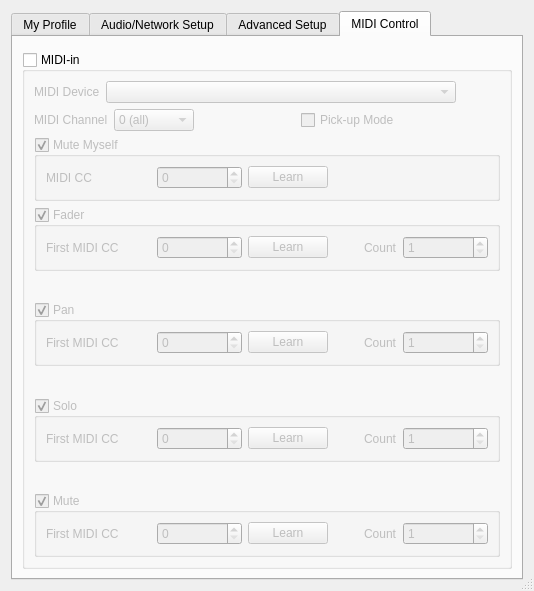
First picture: the form in src/clientsettingsdlgbase.ui, repository ignotus666/jamulus, before the edit.
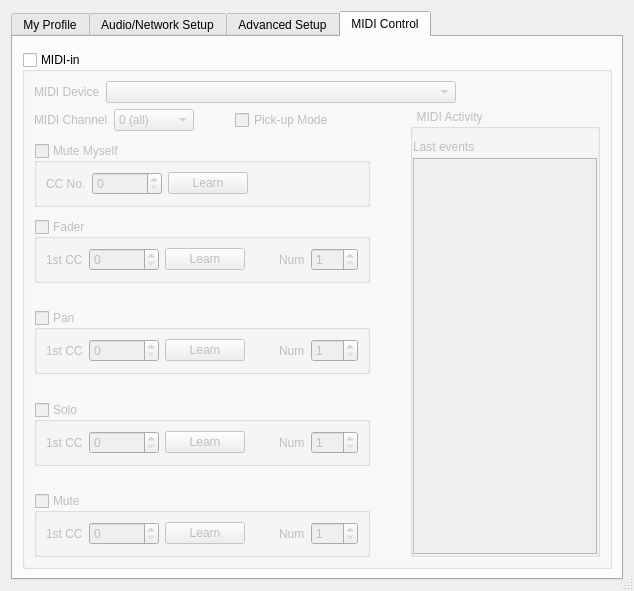
Second picture: the form after the edit. Icons and pictures are not drawn. Custom widgets are drawn as their Qt base class.

```diff
--- a/src/clientsettingsdlgbase.ui
+++ b/src/clientsettingsdlgbase.ui
@@ -6,7 +6,7 @@
    <rect>
     <x>0</x>
     <y>0</y>
-    <width>534</width>
+    <width>634</width>
     <height>591</height>
    </rect>
   </property>
@@ -1361,6 +1361,12 @@
        </item>
        <item>
         <widget class="QGroupBox" name="grbMidiControls">
+         <property name="enabled">
+          <bool>true</bool>
+         </property>
+         <property name="mouseTracking">
+          <bool>true</bool>
+         </property>
          <property name="title">
           <string>MIDI-in</string>
          </property>
@@ -1371,245 +1377,82 @@
           <bool>false</bool>
          </property>
          <layout class="QGridLayout" name="gridLayout">
-          <item row="2" column="0">
-           <layout class="QHBoxLayout" name="horizontalLayout_17">
-            <item>
-             <widget class="QLabel" name="lblChannel">
-              <property name="maximumSize">
-               <size>
-                <width>200</width>
-                <height>16777215</height>
-               </size>
-              </property>
-              <property name="font">
-               <font>
-                <weight>50</weight>
-                <bold>false</bold>
-               </font>
-              </property>
-              <property name="text">
-               <string>MIDI Channel</string>
-              </property>
-             </widget>
-            </item>
-            <item>
-             <widget class="QComboBox" name="cbxChannel">
-              <property name="minimumSize">
-               <size>
-                <width>80</width>
-                <height>0</height>
-               </size>
-              </property>
-              <property name="maximumSize">
-               <size>
-                <width>80</width>
-                <height>16777215</height>
-               </size>
-              </property>
-              <property name="font">
-               <font>
-                <weight>50</weight>
-                <bold>false</bold>
-               </font>
-              </property>
-              <item>
-               <property name="text">
-                <string>0 (all)</string>
-               </property>
-              </item>
-              <item>
-               <property name="text">
-                <string>1</string>
-               </property>
-              </item>
-              <item>
-               <property name="text">
-                <string>2</string>
-               </property>
-              </item>
-              <item>
-               <property name="text">
-                <string>3</string>
-               </property>
-              </item>
-              <item>
-               <property name="text">
-                <string>4</string>
-               </property>
-              </item>
-              <item>
-               <property name="text">
-                <string>5</string>
-               </property>
-              </item>
-              <item>
-               <property name="text">
-                <string>6</string>
-               </property>
-              </item>
-              <item>
-               <property name="text">
-                <string>7</string>
-               </property>
-              </item>
-              <item>
-               <property name="text">
-                <string>8</string>
-               </property>
-              </item>
-              <item>
-               <property name="text">
-                <string>9</string>
-               </property>
-              </item>
-              <item>
-               <property name="text">
-                <string>10</string>
-               </property>
-              </item>
-              <item>
-               <property name="text">
-                <string>11</string>
-               </property>
-              </item>
-              <item>
-               <property name="text">
-                <string>12</string>
-               </property>
-              </item>
-              <item>
-               <property name="text">
-                <string>13</string>
-               </property>
-              </item>
-              <item>
-               <property name="text">
-                <string>14</string>
-               </property>
-              </item>
-              <item>
-               <property name="text">
-                <string>15</string>
-               </property>
-              </item>
-              <item>
-               <property name="text">
-                <string>16</string>
-               </property>
-              </item>
-             </widget>
-            </item>
-            <item>
-             <spacer name="horizontalSpacer_15">
-              <property name="orientation">
-               <enum>Qt::Horizontal</enum>
-              </property>
-              <property name="sizeHint" stdset="0">
-               <size>
-                <width>40</width>
-                <height>20</height>
-               </size>
-              </property>
-             </spacer>
-            </item>
-            <item>
-             <widget class="QCheckBox" name="chbMIDIPickupMode">
-              <property name="text">
-               <string>Pick-up Mode</string>
-              </property>
-             </widget>
-            </item>
-            <item>
-             <spacer name="horizontalSpacer_18">
-              <property name="orientation">
-               <enum>Qt::Horizontal</enum>
-              </property>
-              <property name="sizeHint" stdset="0">
-               <size>
-                <width>40</width>
-                <height>20</height>
-               </size>
-              </property>
-             </spacer>
-            </item>
-           </layout>
-          </item>
-          <item row="4" column="0">
-           <widget class="QGroupBox" name="grbMidiMuteMyself">
-            <property name="font">
-             <font>
-              <weight>50</weight>
-              <bold>false</bold>
-             </font>
+          <item row="3" column="2" rowspan="5">
+           <widget class="QGroupBox" name="grbMidiActivityLog">
+            <property name="sizePolicy">
+             <sizepolicy hsizetype="Fixed" vsizetype="Preferred">
+              <horstretch>0</horstretch>
+              <verstretch>0</verstretch>
+             </sizepolicy>
+            </property>
+            <property name="maximumSize">
+             <size>
+              <width>190</width>
+              <height>16777215</height>
+             </size>
             </property>
             <property name="title">
-             <string>Mute Myself</string>
+             <string>  MIDI Activity</string>
             </property>
-            <property name="checkable">
-             <bool>true</bool>
-            </property>
-            <layout class="QHBoxLayout" name="horizontalLayout_20">
+            <layout class="QVBoxLayout" name="verticalLayout_midiActivityLog">
+             <property name="spacing">
+              <number>0</number>
+             </property>
+             <property name="leftMargin">
+              <number>0</number>
+             </property>
+             <property name="topMargin">
+              <number>6</number>
+             </property>
+             <property name="rightMargin">
+              <number>0</number>
+             </property>
+             <property name="bottomMargin">
+              <number>0</number>
+             </property>
              <item>
-              <layout class="QHBoxLayout" name="horizontalLayout_16">
+              <layout class="QHBoxLayout" name="horizontalLayout_midiActivityLogHeader">
                <item>
-                <widget class="QLabel" name="lblMuteMyselfCC">
-                 <property name="minimumSize">
-                  <size>
-                   <width>105</width>
-                   <height>0</height>
-                  </size>
-                 </property>
-                 <property name="font">
-                  <font>
-                   <weight>50</weight>
-                   <bold>false</bold>
-                  </font>
-                 </property>
+                <widget class="QLabel" name="lblMidiActivityLog">
                  <property name="text">
-                  <string>MIDI CC</string>
+                  <string>Last events</string>
                  </property>
                 </widget>
                </item>
                <item>
-                <widget class="QSpinBox" name="spnMuteMyself">
-                 <property name="minimumSize">
+                <spacer name="horizontalSpacer_21">
+                 <property name="orientation">
+                  <enum>Qt::Horizontal</enum>
+                 </property>
+                 <property name="sizeHint" stdset="0">
                   <size>
-                   <width>85</width>
-                   <height>0</height>
+                   <width>40</width>
+                   <height>20</height>
                   </size>
                  </property>
-                 <property name="font">
-                  <font>
-                   <weight>50</weight>
-                   <bold>false</bold>
-                  </font>
-                 </property>
-                 <property name="minimum">
-                  <number>0</number>
-                 </property>
-                 <property name="maximum">
-                  <number>127</number>
-                 </property>
-                </widget>
+                </spacer>
                </item>
                <item>
-                <widget class="QPushButton" name="butLearnMuteMyself">
-                 <property name="font">
-                  <font>
-                   <weight>50</weight>
-                   <bold>false</bold>
-                  </font>
+                <widget class="QLabel" name="lblMidiActivityLogLED">
+                 <property name="minimumSize">
+                  <size>
+                   <width>16</width>
+                   <height>16</height>
+                  </size>
                  </property>
-                 <property name="text">
-                  <string>Learn</string>
+                 <property name="maximumSize">
+                  <size>
+                   <width>16</width>
+                   <height>16</height>
+                  </size>
                  </property>
-                 <property name="autoDefault">
-                  <bool>false</bool>
+                 <property name="pixmap">
+                  <pixmap resource="resources.qrc">:/png/LEDs/res/CLEDBlackSmall.png</pixmap>
                  </property>
                 </widget>
                </item>
                <item>
-                <spacer name="horizontalSpacer_17">
+                <spacer name="horizontalSpacer_20">
                  <property name="orientation">
                   <enum>Qt::Horizontal</enum>
                  </property>
@@ -1621,38 +1464,44 @@
                  </property>
                 </spacer>
                </item>
+               <item>
+                <widget class="QToolButton" name="butClearMidiActivityLog">
+                 <property name="sizePolicy">
+                  <sizepolicy hsizetype="Fixed" vsizetype="Fixed">
+                   <horstretch>0</horstretch>
+                   <verstretch>0</verstretch>
+                  </sizepolicy>
+                 </property>
+                 <property name="minimumSize">
+                  <size>
+                   <width>24</width>
+                   <height>0</height>
+                  </size>
+                 </property>
+                 <property name="text">
+                  <string/>
+                 </property>
+                 <property name="autoRaise">
+                  <bool>true</bool>
+                 </property>
+                </widget>
+               </item>
               </layout>
              </item>
+             <item>
+              <widget class="QListWidget" name="lstMidiActivityLog">
+               <property name="sizePolicy">
+                <sizepolicy hsizetype="Expanding" vsizetype="Expanding">
+                 <horstretch>0</horstretch>
+                 <verstretch>0</verstretch>
+                </sizepolicy>
+               </property>
+              </widget>
+             </item>
             </layout>
            </widget>
           </item>
-          <item row="3" column="0">
-           <spacer name="verticalSpacer_18">
-            <property name="orientation">
-             <enum>Qt::Vertical</enum>
-            </property>
-            <property name="sizeHint" stdset="0">
-             <size>
-              <width>20</width>
-              <height>40</height>
-             </size>
-            </property>
-           </spacer>
-          </item>
-          <item row="5" column="0">
-           <spacer name="verticalSpacer_17">
-            <property name="orientation">
-             <enum>Qt::Vertical</enum>
-            </property>
-            <property name="sizeHint" stdset="0">
-             <size>
-              <width>20</width>
-              <height>40</height>
-             </size>
-            </property>
-           </spacer>
-          </item>
-          <item row="6" column="0">
+          <item row="7" column="0">
            <layout class="QGridLayout" name="gridLayoutMain">
             <item row="3" column="0">
              <spacer name="verticalSpacer_14">
@@ -1681,6 +1530,9 @@
               <property name="checkable">
                <bool>true</bool>
               </property>
+              <property name="checked">
+               <bool>false</bool>
+              </property>
               <layout class="QHBoxLayout" name="horizontalLayout_19">
                <item>
                 <layout class="QHBoxLayout" name="horizontalLayout_11">
@@ -1688,7 +1540,7 @@
                   <widget class="QLabel" name="lblFaderOffset">
                    <property name="minimumSize">
                     <size>
-                     <width>105</width>
+                     <width>0</width>
                      <height>0</height>
                     </size>
                    </property>
@@ -1699,7 +1551,7 @@
                     </font>
                    </property>
                    <property name="text">
-                    <string>First MIDI CC</string>
+                    <string>1st CC</string>
                    </property>
                   </widget>
                  </item>
@@ -1707,7 +1559,7 @@
                   <widget class="QSpinBox" name="spnFaderOffset">
                    <property name="minimumSize">
                     <size>
-                     <width>85</width>
+                     <width>70</width>
                      <height>0</height>
                     </size>
                    </property>
@@ -1724,6 +1576,12 @@
                  </item>
                  <item>
                   <widget class="QPushButton" name="butLearnFaderOffset">
+                   <property name="sizePolicy">
+                    <sizepolicy hsizetype="Preferred" vsizetype="Fixed">
+                     <horstretch>0</horstretch>
+                     <verstretch>0</verstretch>
+                    </sizepolicy>
+                   </property>
                    <property name="font">
                     <font>
                      <weight>50</weight>
@@ -1760,7 +1618,7 @@
                     </font>
                    </property>
                    <property name="text">
-                    <string>Count</string>
+                    <string>Num</string>
                    </property>
                   </widget>
                  </item>
@@ -1768,7 +1626,7 @@
                   <widget class="QSpinBox" name="spnFaderCount">
                    <property name="minimumSize">
                     <size>
-                     <width>85</width>
+                     <width>0</width>
                      <height>0</height>
                     </size>
                    </property>
@@ -1805,6 +1663,9 @@
               <property name="checkable">
                <bool>true</bool>
               </property>
+              <property name="checked">
+               <bool>false</bool>
+              </property>
               <layout class="QHBoxLayout" name="horizontalLayout_18">
                <item>
                 <layout class="QHBoxLayout" name="horizontalLayout_15">
@@ -1812,7 +1673,7 @@
                   <widget class="QLabel" name="lblMuteOffset">
                    <property name="minimumSize">
                     <size>
-                     <width>105</width>
+                     <width>0</width>
                      <height>0</height>
                     </size>
                    </property>
@@ -1823,7 +1684,7 @@
                     </font>
                    </property>
                    <property name="text">
-                    <string>First MIDI CC</string>
+                    <string>1st CC</string>
                    </property>
                   </widget>
                  </item>
@@ -1831,7 +1692,7 @@
                   <widget class="QSpinBox" name="spnMuteOffset">
                    <property name="minimumSize">
                     <size>
-                     <width>85</width>
+                     <width>70</width>
                      <height>0</height>
                     </size>
                    </property>
@@ -1848,6 +1709,12 @@
                  </item>
                  <item>
                   <widget class="QPushButton" name="butLearnMuteOffset">
+                   <property name="sizePolicy">
+                    <sizepolicy hsizetype="Preferred" vsizetype="Fixed">
+                     <horstretch>0</horstretch>
+                     <verstretch>0</verstretch>
+                    </sizepolicy>
+                   </property>
                    <property name="font">
                     <font>
                      <weight>50</weight>
@@ -1884,7 +1751,7 @@
                     </font>
                    </property>
                    <property name="text">
-                    <string>Count</string>
+                    <string>Num</string>
                    </property>
                   </widget>
                  </item>
@@ -1892,7 +1759,7 @@
                   <widget class="QSpinBox" name="spnMuteCount">
                    <property name="minimumSize">
                     <size>
-                     <width>85</width>
+                     <width>0</width>
                      <height>0</height>
                     </size>
                    </property>
@@ -1942,6 +1809,9 @@
               <property name="checkable">
                <bool>true</bool>
               </property>
+              <property name="checked">
+               <bool>false</bool>
+              </property>
               <layout class="QHBoxLayout" name="horizontalLayout_21">
                <item>
                 <layout class="QHBoxLayout" name="horizontalLayout_14">
@@ -1949,7 +1819,7 @@
                   <widget class="QLabel" name="lblSoloOffset">
                    <property name="minimumSize">
                     <size>
-                     <width>105</width>
+                     <width>0</width>
                      <height>0</height>
                     </size>
                    </property>
@@ -1960,7 +1830,7 @@
                     </font>
                    </property>
                    <property name="text">
-                    <string>First MIDI CC</string>
+                    <string>1st CC</string>
                    </property>
                   </widget>
                  </item>
@@ -1968,7 +1838,7 @@
                   <widget class="QSpinBox" name="spnSoloOffset">
                    <property name="minimumSize">
                     <size>
-                     <width>85</width>
+                     <width>70</width>
                      <height>0</height>
                     </size>
                    </property>
@@ -1985,6 +1855,12 @@
                  </item>
                  <item>
                   <widget class="QPushButton" name="butLearnSoloOffset">
+                   <property name="sizePolicy">
+                    <sizepolicy hsizetype="Preferred" vsizetype="Fixed">
+                     <horstretch>0</horstretch>
+                     <verstretch>0</verstretch>
+                    </sizepolicy>
+                   </property>
                    <property name="font">
                     <font>
                      <weight>50</weight>
@@ -2021,7 +1897,7 @@
                     </font>
                    </property>
                    <property name="text">
-                    <string>Count</string>
+                    <string>Num</string>
                    </property>
                   </widget>
                  </item>
@@ -2029,7 +1905,7 @@
                   <widget class="QSpinBox" name="spnSoloCount">
                    <property name="minimumSize">
                     <size>
-                     <width>85</width>
+                     <width>0</width>
                      <height>0</height>
                     </size>
                    </property>
@@ -2066,6 +1942,9 @@
               <property name="checkable">
                <bool>true</bool>
               </property>
+              <property name="checked">
+               <bool>false</bool>
+              </property>
               <layout class="QHBoxLayout" name="horizontalLayout_22">
                <item>
                 <layout class="QHBoxLayout" name="horizontalLayout_13">
@@ -2073,7 +1952,7 @@
                   <widget class="QLabel" name="lblPanOffset">
                    <property name="minimumSize">
                     <size>
-                     <width>105</width>
+                     <width>0</width>
                      <height>0</height>
                     </size>
                    </property>
@@ -2084,7 +1963,7 @@
                     </font>
                    </property>
                    <property name="text">
-                    <string>First MIDI CC</string>
+                    <string>1st CC</string>
                    </property>
                   </widget>
                  </item>
@@ -2092,7 +1971,7 @@
                   <widget class="QSpinBox" name="spnPanOffset">
                    <property name="minimumSize">
                     <size>
-                     <width>85</width>
+                     <width>70</width>
                      <height>0</height>
                     </size>
                    </property>
@@ -2109,6 +1988,12 @@
                  </item>
                  <item>
                   <widget class="QPushButton" name="butLearnPanOffset">
+                   <property name="sizePolicy">
+                    <sizepolicy hsizetype="Preferred" vsizetype="Fixed">
+                     <horstretch>0</horstretch>
+                     <verstretch>0</verstretch>
+                    </sizepolicy>
+                   </property>
                    <property name="font">
                     <font>
                      <weight>50</weight>
@@ -2145,7 +2030,7 @@
                     </font>
                    </property>
                    <property name="text">
-                    <string>Count</string>
+                    <string>Num</string>
                    </property>
                   </widget>
                  </item>
@@ -2153,7 +2038,7 @@
                   <widget class="QSpinBox" name="spnPanCount">
                    <property name="minimumSize">
                     <size>
-                     <width>85</width>
+                     <width>0</width>
                      <height>0</height>
                     </size>
                    </property>
@@ -2191,7 +2076,150 @@
             </item>
            </layout>
           </item>
-          <item row="0" column="0">
+          <item row="6" column="0">
+           <spacer name="verticalSpacer_17">
+            <property name="orientation">
+             <enum>Qt::Vertical</enum>
+            </property>
+            <property name="sizeHint" stdset="0">
+             <size>
+              <width>20</width>
+              <height>40</height>
+             </size>
+            </property>
+           </spacer>
+          </item>
+          <item row="5" column="0">
+           <widget class="QGroupBox" name="grbMidiMuteMyself">
+            <property name="font">
+             <font>
+              <weight>50</weight>
+              <bold>false</bold>
+             </font>
+            </property>
+            <property name="mouseTracking">
+             <bool>true</bool>
+            </property>
+            <property name="title">
+             <string>Mute Myself</string>
+            </property>
+            <property name="checkable">
+             <bool>true</bool>
+            </property>
+            <property name="checked">
+             <bool>false</bool>
+            </property>
+            <layout class="QHBoxLayout" name="horizontalLayout_20">
+             <item>
+              <layout class="QHBoxLayout" name="horizontalLayout_16">
+               <item>
+                <widget class="QLabel" name="lblMuteMyselfCC">
+                 <property name="minimumSize">
+                  <size>
+                   <width>0</width>
+                   <height>0</height>
+                  </size>
+                 </property>
+                 <property name="font">
+                  <font>
+                   <weight>50</weight>
+                   <bold>false</bold>
+                  </font>
+                 </property>
+                 <property name="text">
+                  <string>CC No.</string>
+                 </property>
+                </widget>
+               </item>
+               <item>
+                <widget class="QSpinBox" name="spnMuteMyself">
+                 <property name="minimumSize">
+                  <size>
+                   <width>70</width>
+                   <height>0</height>
+                  </size>
+                 </property>
+                 <property name="font">
+                  <font>
+                   <weight>50</weight>
+                   <bold>false</bold>
+                  </font>
+                 </property>
+                 <property name="minimum">
+                  <number>0</number>
+                 </property>
+                 <property name="maximum">
+                  <number>127</number>
+                 </property>
+                </widget>
+               </item>
+               <item>
+                <widget class="QPushButton" name="butLearnMuteMyself">
+                 <property name="sizePolicy">
+                  <sizepolicy hsizetype="Preferred" vsizetype="Fixed">
+                   <horstretch>0</horstretch>
+                   <verstretch>0</verstretch>
+                  </sizepolicy>
+                 </property>
+                 <property name="font">
+                  <font>
+                   <weight>50</weight>
+                   <bold>false</bold>
+                  </font>
+                 </property>
+                 <property name="text">
+                  <string>Learn</string>
+                 </property>
+                 <property name="autoDefault">
+                  <bool>false</bool>
+                 </property>
+                </widget>
+               </item>
+               <item>
+                <spacer name="horizontalSpacer_17">
+                 <property name="orientation">
+                  <enum>Qt::Horizontal</enum>
+                 </property>
+                 <property name="sizeHint" stdset="0">
+                  <size>
+                   <width>40</width>
+                   <height>20</height>
+                  </size>
+                 </property>
+                </spacer>
+               </item>
+              </layout>
+             </item>
+            </layout>
+           </widget>
+          </item>
+          <item row="4" column="0">
+           <spacer name="verticalSpacer_18">
+            <property name="orientation">
+             <enum>Qt::Vertical</enum>
+            </property>
+            <property name="sizeHint" stdset="0">
+             <size>
+              <width>20</width>
+              <height>40</height>
+             </size>
+            </property>
+           </spacer>
+          </item>
+          <item row="2" column="0" colspan="3">
+           <spacer name="verticalSpacer_19">
+            <property name="orientation">
+             <enum>Qt::Vertical</enum>
+            </property>
+            <property name="sizeHint" stdset="0">
+             <size>
+              <width>20</width>
+              <height>40</height>
+             </size>
+            </property>
+           </spacer>
+          </item>
+          <item row="0" column="0" colspan="3">
            <layout class="QHBoxLayout" name="horizontalLayout_23">
             <item>
              <widget class="QLabel" name="lblMidiDevice">
@@ -2225,15 +2253,187 @@
             </item>
            </layout>
           </item>
-          <item row="1" column="0">
-           <spacer name="verticalSpacer_19">
+          <item row="3" column="0">
+           <layout class="QHBoxLayout" name="horizontalLayout_17">
+            <item>
+             <widget class="QLabel" name="lblChannel">
+              <property name="maximumSize">
+               <size>
+                <width>200</width>
+                <height>16777215</height>
+               </size>
+              </property>
+              <property name="font">
+               <font>
+                <weight>50</weight>
+                <bold>false</bold>
+               </font>
+              </property>
+              <property name="text">
+               <string>MIDI Channel</string>
+              </property>
+             </widget>
+            </item>
+            <item>
+             <widget class="QComboBox" name="cbxChannel">
+              <property name="minimumSize">
+               <size>
+                <width>80</width>
+                <height>0</height>
+               </size>
+              </property>
+              <property name="maximumSize">
+               <size>
+                <width>80</width>
+                <height>16777215</height>
+               </size>
+              </property>
+              <property name="font">
+               <font>
+                <weight>50</weight>
+                <bold>false</bold>
+               </font>
+              </property>
+              <item>
+               <property name="text">
+                <string>0 (all)</string>
+               </property>
+              </item>
+              <item>
+               <property name="text">
+                <string>1</string>
+               </property>
+              </item>
+              <item>
+               <property name="text">
+                <string>2</string>
+               </property>
+              </item>
+              <item>
+               <property name="text">
+                <string>3</string>
+               </property>
+              </item>
+              <item>
+               <property name="text">
+                <string>4</string>
+               </property>
+              </item>
+              <item>
+               <property name="text">
+                <string>5</string>
+               </property>
+              </item>
+              <item>
+               <property name="text">
+                <string>6</string>
+               </property>
+              </item>
+              <item>
+               <property name="text">
+                <string>7</string>
+               </property>
+              </item>
+              <item>
+               <property name="text">
+                <string>8</string>
+               </property>
+              </item>
+              <item>
+               <property name="text">
+                <string>9</string>
+               </property>
+              </item>
+              <item>
+               <property name="text">
+                <string>10</string>
+               </property>
+              </item>
+              <item>
+               <property name="text">
+                <string>11</string>
+               </property>
+              </item>
+              <item>
+               <property name="text">
+                <string>12</string>
+               </property>
+              </item>
+              <item>
+               <property name="text">
+                <string>13</string>
+               </property>
+              </item>
+              <item>
+               <property name="text">
+                <string>14</string>
+               </property>
+              </item>
+              <item>
+               <property name="text">
+                <string>15</string>
+               </property>
+              </item>
+              <item>
+               <property name="text">
+                <string>16</string>
+               </property>
+              </item>
+             </widget>
+            </item>
+            <item>
+             <spacer name="horizontalSpacer_15">
+              <property name="orientation">
+               <enum>Qt::Horizontal</enum>
+              </property>
+              <property name="sizeHint" stdset="0">
+               <size>
+                <width>40</width>
+                <height>20</height>
+               </size>
+              </property>
+             </spacer>
+            </item>
+            <item>
+             <widget class="QCheckBox" name="chbMIDIPickupMode">
+              <property name="enabled">
+               <bool>false</bool>
+              </property>
+              <property name="mouseTracking">
+               <bool>true</bool>
+              </property>
+              <property name="text">
+               <string>Pick-up Mode</string>
+              </property>
+              <property name="checked">
+               <bool>false</bool>
+              </property>
+             </widget>
+            </item>
+            <item>
+             <spacer name="horizontalSpacer_18">
+              <property name="orientation">
+               <enum>Qt::Horizontal</enum>
+              </property>
+              <property name="sizeHint" stdset="0">
+               <size>
+                <width>40</width>
+                <height>20</height>
+               </size>
+              </property>
+             </spacer>
+            </item>
+           </layout>
+          </item>
+          <item row="3" column="1">
+           <spacer name="horizontalSpacer_19">
             <property name="orientation">
-             <enum>Qt::Vertical</enum>
+             <enum>Qt::Horizontal</enum>
             </property>
             <property name="sizeHint" stdset="0">
              <size>
-              <width>20</width>
-              <height>40</height>
+              <width>40</width>
+              <height>20</height>
              </size>
             </property>
            </spacer>
@@ -2253,6 +2453,11 @@
    <extends>QComboBox</extends>
    <header>util.h</header>
   </customwidget>
+  <customwidget>
+   <class>CCustomSlider</class>
+   <extends>QSlider</extends>
+   <header>customslider.h</header>
+  </customwidget>
  </customwidgets>
  <tabstops>
   <tabstop>tabSettings</tabstop>
```
Left out of the diff: 38 changed lines with no effect on the pictures.
